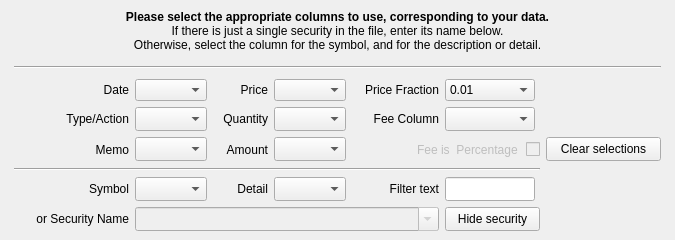
This is kmymoney/plugins/csvimport/investmentwizardpage.ui in KDE/kmymoney as Qt 5 draws it before an edit. The edited form follows.
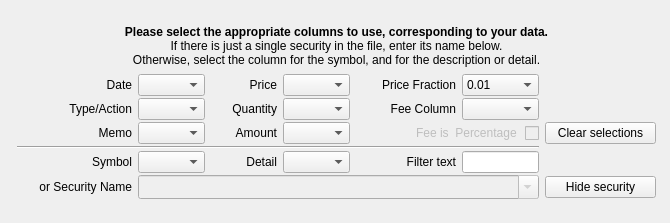
This is the edited form. Custom widgets are drawn as their Qt base class.

Diff of the .ui file:
```diff
--- a/kmymoney/plugins/csvimport/investmentwizardpage.ui
+++ b/kmymoney/plugins/csvimport/investmentwizardpage.ui
@@ -6,34 +6,28 @@
    <rect>
     <x>0</x>
     <y>0</y>
-    <width>675</width>
-    <height>240</height>
+    <width>670</width>
+    <height>223</height>
    </rect>
   </property>
   <property name="minimumSize">
    <size>
-    <width>650</width>
-    <height>230</height>
+    <width>0</width>
+    <height>190</height>
    </size>
   </property>
   <property name="maximumSize">
    <size>
-    <width>800</width>
-    <height>267</height>
+    <width>16777215</width>
+    <height>243</height>
    </size>
   </property>
   <property name="windowTitle">
    <string>Investment Wizard Page</string>
   </property>
   <layout class="QGridLayout" name="gridLayout_2">
-   <property name="topMargin">
-    <number>2</number>
-   </property>
-   <property name="bottomMargin">
-    <number>2</number>
-   </property>
    <item row="0" column="0">
-    <layout class="QHBoxLayout" name="horizontalLayout" stretch="1,200,1">
+    <layout class="QHBoxLayout" name="horizontalLayout" stretch="5,500,2">
      <item>
       <spacer name="horizontalSpacer_left">
        <property name="orientation">
@@ -41,16 +35,22 @@
        </property>
        <property name="sizeHint" stdset="0">
         <size>
-         <width>5</width>
-         <height>257</height>
+         <width>40</width>
+         <height>20</height>
         </size>
        </property>
       </spacer>
      </item>
      <item>
-      <layout class="QVBoxLayout" name="verticalLayout" stretch="50,150,3">
+      <layout class="QVBoxLayout" name="verticalLayout" stretch="50,100">
        <item>
         <widget class="QLabel" name="label">
+         <property name="sizePolicy">
+          <sizepolicy hsizetype="Preferred" vsizetype="Fixed">
+           <horstretch>0</horstretch>
+           <verstretch>0</verstretch>
+          </sizepolicy>
+         </property>
          <property name="maximumSize">
           <size>
            <width>16777215</width>
@@ -64,64 +64,13 @@
         </widget>
        </item>
        <item>
-        <widget class="Line" name="line_hor">
-         <property name="orientation">
-          <enum>Qt::Horizontal</enum>
+        <layout class="QGridLayout" name="gridLayout" rowstretch="9,9,9,3,9,9" columnstretch="23,12,12,12,20,14,20">
+         <property name="horizontalSpacing">
+          <number>6</number>
          </property>
-        </widget>
-       </item>
-       <item>
-        <layout class="QGridLayout" name="gridLayout" rowstretch="4,0,0,0,0,0" columnstretch="22,10,10,11,16,11,18">
-         <item row="0" column="0">
-          <widget class="QLabel" name="labelInv_date">
-           <property name="minimumSize">
-            <size>
-             <width>0</width>
-             <height>0</height>
-            </size>
-           </property>
-           <property name="maximumSize">
-            <size>
-             <width>140</width>
-             <height>27</height>
-            </size>
-           </property>
-           <property name="toolTip">
-            <string comment="verb, Select column containing date field">Select column containing date field</string>
-           </property>
-           <property name="accessibleName">
-            <string comment="column containing date field"/>
-           </property>
-           <property name="text">
-            <string>Date</string>
-           </property>
-           <property name="alignment">
-            <set>Qt::AlignRight|Qt::AlignTrailing|Qt::AlignVCenter</set>
-           </property>
-          </widget>
-         </item>
-         <item row="0" column="1">
-          <widget class="KComboBox" name="comboBoxInv_dateCol">
-           <property name="minimumSize">
-            <size>
-             <width>50</width>
-             <height>0</height>
-            </size>
-           </property>
-           <property name="maximumSize">
-            <size>
-             <width>100</width>
-             <height>24</height>
-            </size>
-           </property>
-           <property name="toolTip">
-            <string>Select column containing date field.</string>
-           </property>
-           <property name="maxVisibleItems">
-            <number>12</number>
-           </property>
-          </widget>
-         </item>
+         <property name="verticalSpacing">
+          <number>2</number>
+         </property>
          <item row="0" column="2">
           <widget class="QLabel" name="labelInv_price">
            <property name="enabled">
@@ -150,125 +99,66 @@
            </property>
           </widget>
          </item>
-         <item row="0" column="3">
-          <widget class="KComboBox" name="comboBoxInv_priceCol">
+         <item row="5" column="1" colspan="5">
+          <widget class="KComboBox" name="comboBoxInv_securityName">
+           <property name="enabled">
+            <bool>false</bool>
+           </property>
            <property name="minimumSize">
             <size>
-             <width>50</width>
-             <height>0</height>
-            </size>
-           </property>
-           <property name="maximumSize">
-            <size>
-             <width>100</width>
+             <width>0</width>
              <height>24</height>
             </size>
            </property>
+           <property name="maximumSize">
+            <size>
+             <width>16777215</width>
+             <height>16777215</height>
+            </size>
+           </property>
            <property name="toolTip">
-            <string>Select column containing price field.</string>
+            <string>&lt;p align=&quot;center&quot;&gt;Alternatively, if the file contains just a single security, enter its name here.
+The names are retained and may be selected from the list here.&lt;/p&gt;</string>
+           </property>
+           <property name="editable">
+            <bool>true</bool>
            </property>
            <property name="maxVisibleItems">
             <number>12</number>
            </property>
           </widget>
          </item>
-         <item row="0" column="4">
-          <widget class="QLabel" name="labelInv_priceFraction">
+         <item row="5" column="6">
+          <widget class="KPushButton" name="buttonInv_hideSecurity">
            <property name="minimumSize">
-            <size>
-             <width>85</width>
-             <height>0</height>
-            </size>
-           </property>
-           <property name="maximumSize">
             <size>
              <width>100</width>
-             <height>16777215</height>
-            </size>
-           </property>
-           <property name="accessibleName">
-            <string comment="noun, conversion factor to align pricing in the imported file with KMM's internal prices."/>
-           </property>
-           <property name="text">
-            <string comment="noun, conversion fraction/multiplier to use to make compatible the csv pricing with KMM pricing.">Price Fraction</string>
-           </property>
-           <property name="alignment">
-            <set>Qt::AlignRight|Qt::AlignTrailing|Qt::AlignVCenter</set>
-           </property>
-          </widget>
-         </item>
-         <item row="0" column="5">
-          <widget class="KComboBox" name="comboBoxInv_priceFraction">
-           <property name="minimumSize">
-            <size>
-             <width>80</width>
              <height>0</height>
             </size>
            </property>
            <property name="maximumSize">
             <size>
-             <width>90</width>
-             <height>24</height>
+             <width>16777215</width>
+             <height>16777215</height>
             </size>
            </property>
            <property name="toolTip">
             <string>&lt;p align=&quot;center&quot;&gt;If necessary, select a fraction/multiplier for compatibility between imported and stored prices. For instance, if the import price is in cents but the file is priced in dollars, select 0.01.&lt;/p&gt;&lt;/body&gt;</string>
            </property>
-           <property name="maxVisibleItems">
-            <number>5</number>
-           </property>
-           <item>
-            <property name="text">
-             <string>0.01</string>
-            </property>
-           </item>
-           <item>
-            <property name="text">
-             <string>0.10</string>
-            </property>
-           </item>
-           <item>
-            <property name="text">
-             <string>1</string>
-            </property>
-           </item>
-           <item>
-            <property name="text">
-             <string>10</string>
-            </property>
-           </item>
-           <item>
-            <property name="text">
-             <string>100</string>
-            </property>
-           </item>
-          </widget>
-         </item>
-         <item row="1" column="0">
-          <widget class="QLabel" name="labelInv_type">
-           <property name="maximumSize">
-            <size>
-             <width>140</width>
-             <height>16777215</height>
-            </size>
-           </property>
-           <property name="accessibleName">
-            <string comment="column containing investment type/action field"/>
+           <property name="statusTip">
+            <string/>
            </property>
            <property name="text">
-            <string comment="column containing investment type/action field">Type/Action</string>
-           </property>
-           <property name="alignment">
-            <set>Qt::AlignRight|Qt::AlignTrailing|Qt::AlignVCenter</set>
+            <string>Hide security</string>
            </property>
           </widget>
          </item>
          <item row="1" column="1">
           <widget class="KComboBox" name="comboBoxInv_typeCol">
-           <property name="maximumSize">
+           <property name="minimumSize">
             <size>
-             <width>100</width>
-             <height>24</height>
+             <width>50</width>
+             <height>0</height>
             </size>
            </property>
            <property name="toolTip">
@@ -279,126 +169,16 @@
            </property>
           </widget>
          </item>
-         <item row="1" column="3">
-          <widget class="KComboBox" name="comboBoxInv_quantityCol">
-           <property name="maximumSize">
-            <size>
-             <width>100</width>
-             <height>24</height>
-            </size>
-           </property>
-           <property name="toolTip">
-            <string>Select column containing quantity field.</string>
-           </property>
-           <property name="maxVisibleItems">
-            <number>12</number>
-           </property>
-          </widget>
-         </item>
-         <item row="2" column="0">
-          <widget class="QLabel" name="labelInv_memo">
-           <property name="maximumSize">
-            <size>
-             <width>140</width>
-             <height>16777215</height>
-            </size>
-           </property>
-           <property name="accessibleName">
-            <string comment="column containing memo field"/>
-           </property>
-           <property name="text">
-            <string>Memo</string>
-           </property>
-           <property name="alignment">
-            <set>Qt::AlignRight|Qt::AlignTrailing|Qt::AlignVCenter</set>
-           </property>
-          </widget>
-         </item>
-         <item row="2" column="1">
-          <widget class="KComboBox" name="comboBoxInv_memoCol">
-           <property name="maximumSize">
-            <size>
-             <width>100</width>
-             <height>24</height>
-            </size>
-           </property>
-           <property name="toolTip">
-            <string>&lt;p align=&quot;center&quot;&gt;Select column containing memo field. More than one column may be entered successively. &lt;br /&gt;May also be selected to contain a copy of the type or detail column.&lt;/p&gt;</string>
-           </property>
-           <property name="maxVisibleItems">
-            <number>12</number>
-           </property>
-          </widget>
-         </item>
-         <item row="2" column="2">
-          <widget class="QLabel" name="labelInv_amount">
+         <item row="1" column="2">
+          <widget class="QLabel" name="labelInv_quantity">
            <property name="enabled">
             <bool>true</bool>
            </property>
-           <property name="text">
-            <string comment="column for monetary value">Amount</string>
+           <property name="accessibleName">
+            <string comment="column containing quantity field"/>
            </property>
-           <property name="alignment">
-            <set>Qt::AlignRight|Qt::AlignTrailing|Qt::AlignVCenter</set>
-           </property>
-          </widget>
-         </item>
-         <item row="2" column="3">
-          <widget class="KComboBox" name="comboBoxInv_amountCol">
-           <property name="maximumSize">
-            <size>
-             <width>100</width>
-             <height>24</height>
-            </size>
-           </property>
-           <property name="toolTip">
-            <string>Select column containing amount field.</string>
-           </property>
-           <property name="maxVisibleItems">
-            <number>12</number>
-           </property>
-          </widget>
-         </item>
-         <item row="3" column="0" colspan="6">
-          <widget class="Line" name="line">
-           <property name="orientation">
-            <enum>Qt::Horizontal</enum>
-           </property>
-          </widget>
-         </item>
-         <item row="4" column="0">
-          <widget class="QLabel" name="labelInv_symbolCol">
-           <property name="maximumSize">
-            <size>
-             <width>140</width>
-             <height>16777215</height>
-            </size>
-           </property>
            <property name="text">
-            <string>Symbol</string>
-           </property>
-           <property name="alignment">
-            <set>Qt::AlignRight|Qt::AlignTrailing|Qt::AlignVCenter</set>
-           </property>
-          </widget>
-         </item>
-         <item row="4" column="1">
-          <widget class="KComboBox" name="comboBoxInv_symbolCol">
-           <property name="maximumSize">
-            <size>
-             <width>100</width>
-             <height>24</height>
-            </size>
-           </property>
-           <property name="toolTip">
-            <string>&lt;p align=&quot;center&quot; &gt;If more than one stock is present in the file, and if the stock symbols&lt;br/&gt; are shown in one of the columns, select it here. &lt;/p&gt;</string>
-           </property>
-          </widget>
-         </item>
-         <item row="4" column="2">
-          <widget class="QLabel" name="labelInv_detailCol">
-           <property name="text">
-            <string>Detail</string>
+            <string>Quantity</string>
            </property>
            <property name="alignment">
             <set>Qt::AlignRight|Qt::AlignTrailing|Qt::AlignVCenter</set>
@@ -409,19 +189,10 @@
           <widget class="KComboBox" name="comboBoxInv_detailCol">
            <property name="minimumSize">
             <size>
-             <width>0</width>
+             <width>50</width>
              <height>0</height>
             </size>
            </property>
-           <property name="maximumSize">
-            <size>
-             <width>100</width>
-             <height>24</height>
-            </size>
-           </property>
-           <property name="font">
-            <font/>
-           </property>
            <property name="toolTip">
             <string>&lt;p align=&quot;center&quot; &gt;If a descriptive column contains an activity type, select it here.&lt;br /&gt; See also Filter text field.&lt;/p&gt;</string>
            </property>
@@ -447,14 +218,8 @@
           <widget class="KLineEdit" name="lineEdit_filter">
            <property name="minimumSize">
             <size>
-             <width>0</width>
-             <height>24</height>
-            </size>
-           </property>
-           <property name="maximumSize">
-            <size>
-             <width>90</width>
-             <height>24</height>
+             <width>50</width>
+             <height>0</height>
             </size>
            </property>
            <property name="toolTip">
@@ -490,91 +255,51 @@
            </property>
           </widget>
          </item>
-         <item row="5" column="1" colspan="4">
-          <widget class="KComboBox" name="comboBoxInv_securityName">
+         <item row="2" column="2">
+          <widget class="QLabel" name="labelInv_amount">
            <property name="enabled">
-            <bool>false</bool>
-           </property>
-           <property name="minimumSize">
-            <size>
-             <width>0</width>
-             <height>24</height>
-            </size>
-           </property>
-           <property name="maximumSize">
-            <size>
-             <width>16777215</width>
-             <height>25</height>
-            </size>
-           </property>
-           <property name="toolTip">
-            <string>&lt;p align=&quot;center&quot;&gt;Alternatively, if the file contains just a single security, enter its name here. 
-The names are retained and may be selected from the list here.&lt;/p&gt;</string>
-           </property>
-           <property name="editable">
             <bool>true</bool>
            </property>
-           <property name="maxVisibleItems">
-            <number>12</number>
+           <property name="text">
+            <string comment="column for monetary value">Amount</string>
            </property>
-           <property name="insertPolicy">
-            <enum>QComboBox::InsertAlphabetically</enum>
+           <property name="alignment">
+            <set>Qt::AlignRight|Qt::AlignTrailing|Qt::AlignVCenter</set>
            </property>
            <property name="autoCompletion">
             <bool>false</bool>
            </property>
           </widget>
          </item>
-         <item row="5" column="5">
-          <widget class="KPushButton" name="buttonInv_hideSecurity">
+         <item row="2" column="3">
+          <widget class="KComboBox" name="comboBoxInv_amountCol">
            <property name="minimumSize">
             <size>
-             <width>95</width>
+             <width>50</width>
              <height>0</height>
             </size>
            </property>
-           <property name="maximumSize">
-            <size>
-             <width>100</width>
-             <height>24</height>
-            </size>
-           </property>
            <property name="toolTip">
             <string>&lt;p align=&quot;center&quot;&gt;Remove security name from selection list. &lt;br&gt; It does not affect the underlying security itself.</string>
            </property>
            <property name="statusTip">
             <string/>
            </property>
-           <property name="text">
-            <string>Hide security</string>
-           </property>
           </widget>
          </item>
-         <item row="2" column="6">
-          <widget class="KPushButton" name="button_clear">
-           <property name="sizePolicy">
-            <sizepolicy hsizetype="Minimum" vsizetype="MinimumExpanding">
-             <horstretch>0</horstretch>
-             <verstretch>0</verstretch>
-            </sizepolicy>
-           </property>
+         <item row="1" column="5">
+          <widget class="KComboBox" name="comboBoxInv_feeCol">
            <property name="minimumSize">
             <size>
-             <width>115</width>
+             <width>50</width>
              <height>0</height>
             </size>
            </property>
-           <property name="maximumSize">
-            <size>
-             <width>120</width>
-             <height>24</height>
-            </size>
-           </property>
            <property name="toolTip">
             <string>Clear selected column entries.</string>
            </property>
-           <property name="text">
-            <string comment="verb, to clear selected columns">Clear selections</string>
+           <property name="maxVisibleItems">
+            <number>12</number>
            </property>
           </widget>
          </item>
@@ -586,7 +311,7 @@
            <property name="minimumSize">
             <size>
              <width>0</width>
-             <height>25</height>
+             <height>0</height>
             </size>
            </property>
            <property name="toolTip">
@@ -603,6 +328,64 @@
            </property>
           </widget>
          </item>
+         <item row="2" column="6">
+          <widget class="KPushButton" name="button_clear">
+           <property name="minimumSize">
+            <size>
+             <width>100</width>
+             <height>0</height>
+            </size>
+           </property>
+           <property name="toolTip">
+            <string>Clear selected column entries.</string>
+           </property>
+           <property name="text">
+            <string comment="verb, to clear selected columns">Clear selections</string>
+           </property>
+          </widget>
+         </item>
+         <item row="1" column="0">
+          <widget class="QLabel" name="labelInv_type">
+           <property name="accessibleName">
+            <string comment="column containing investment type/action field"/>
+           </property>
+           <property name="text">
+            <string comment="column containing investment type/action field">Type/Action</string>
+           </property>
+           <property name="alignment">
+            <set>Qt::AlignRight|Qt::AlignTrailing|Qt::AlignVCenter</set>
+           </property>
+          </widget>
+         </item>
+         <item row="1" column="3">
+          <widget class="KComboBox" name="comboBoxInv_quantityCol">
+           <property name="minimumSize">
+            <size>
+             <width>50</width>
+             <height>0</height>
+            </size>
+           </property>
+           <property name="toolTip">
+            <string>Select column containing quantity field.</string>
+           </property>
+           <property name="maxVisibleItems">
+            <number>12</number>
+           </property>
+          </widget>
+         </item>
+         <item row="2" column="0">
+          <widget class="QLabel" name="labelInv_memo">
+           <property name="accessibleName">
+            <string comment="column containing memo field"/>
+           </property>
+           <property name="text">
+            <string>Memo</string>
+           </property>
+           <property name="alignment">
+            <set>Qt::AlignRight|Qt::AlignTrailing|Qt::AlignVCenter</set>
+           </property>
+          </widget>
+         </item>
          <item row="1" column="4">
           <widget class="QLabel" name="labelInv_feeCol">
            <property name="accessibleName">
@@ -619,46 +402,176 @@
            </property>
           </widget>
          </item>
-         <item row="1" column="5">
-          <widget class="KComboBox" name="comboBoxInv_feeCol">
+         <item row="0" column="1">
+          <widget class="KComboBox" name="comboBoxInv_dateCol">
            <property name="minimumSize">
             <size>
-             <width>0</width>
-             <height>24</height>
+             <width>50</width>
+             <height>0</height>
+            </size>
+           </property>
+           <property name="toolTip">
+            <string>Select column containing date field.</string>
+           </property>
+           <property name="maxVisibleItems">
+            <number>12</number>
+           </property>
+          </widget>
+         </item>
+         <item row="2" column="1">
+          <widget class="KComboBox" name="comboBoxInv_memoCol">
+           <property name="minimumSize">
+            <size>
+             <width>50</width>
+             <height>0</height>
+            </size>
+           </property>
+           <property name="toolTip">
+            <string>&lt;p align=&quot;center&quot;&gt;Select column containing memo field. More than one column may be entered successively. &lt;br /&gt;May also be selected to contain a copy of the type or detail column.&lt;/p&gt;</string>
+           </property>
+           <property name="maxVisibleItems">
+            <number>12</number>
+           </property>
+          </widget>
+         </item>
+         <item row="0" column="0">
+          <widget class="QLabel" name="labelInv_date">
+           <property name="toolTip">
+            <string comment="verb, Select column containing date field">Select column containing date field</string>
+           </property>
+           <property name="accessibleName">
+            <string comment="column containing date field"/>
+           </property>
+           <property name="text">
+            <string>Date</string>
+           </property>
+           <property name="alignment">
+            <set>Qt::AlignRight|Qt::AlignTrailing|Qt::AlignVCenter</set>
+           </property>
+          </widget>
+         </item>
+         <item row="0" column="3">
+          <widget class="KComboBox" name="comboBoxInv_priceCol">
+           <property name="minimumSize">
+            <size>
+             <width>50</width>
+             <height>0</height>
+            </size>
+           </property>
+           <property name="toolTip">
+            <string>Select column containing price field.</string>
+           </property>
+           <property name="maxVisibleItems">
+            <number>12</number>
+           </property>
+          </widget>
+         </item>
+         <item row="4" column="1">
+          <widget class="KComboBox" name="comboBoxInv_symbolCol">
+           <property name="minimumSize">
+            <size>
+             <width>50</width>
+             <height>0</height>
+            </size>
+           </property>
+           <property name="toolTip">
+            <string>&lt;p align=&quot;center&quot; &gt;If more than one stock is present in the file, and if the stock symbols&lt;br/&gt; are shown in one of the columns, select it here. &lt;/p&gt;</string>
+           </property>
+          </widget>
+         </item>
+         <item row="4" column="2">
+          <widget class="QLabel" name="labelInv_detailCol">
+           <property name="text">
+            <string>Detail</string>
+           </property>
+           <property name="alignment">
+            <set>Qt::AlignRight|Qt::AlignTrailing|Qt::AlignVCenter</set>
+           </property>
+          </widget>
+         </item>
+         <item row="3" column="0" colspan="6">
+          <widget class="Line" name="line">
+           <property name="orientation">
+            <enum>Qt::Horizontal</enum>
+           </property>
+          </widget>
+         </item>
+         <item row="4" column="0">
+          <widget class="QLabel" name="labelInv_symbolCol">
+           <property name="text">
+            <string>Symbol</string>
+           </property>
+           <property name="alignment">
+            <set>Qt::AlignRight|Qt::AlignTrailing|Qt::AlignVCenter</set>
+           </property>
+          </widget>
+         </item>
+         <item row="0" column="4">
+          <widget class="QLabel" name="labelInv_priceFraction">
+           <property name="minimumSize">
+            <size>
+             <width>85</width>
+             <height>0</height>
             </size>
            </property>
            <property name="maximumSize">
             <size>
-             <width>90</width>
-             <height>24</height>
+             <width>100</width>
+             <height>16777215</height>
             </size>
-           </property>
-           <property name="toolTip">
-            <string>&lt;p align=&quot;center&quot;&gt;If necessary, select column containing fee.  
-Caution. This might already have been 
-incorporated into the price.&lt;/span&gt;&lt;/p&gt;</string>
-           </property>
-           <property name="maxVisibleItems">
-            <number>12</number>
-           </property>
-          </widget>
-         </item>
-         <item row="1" column="2">
-          <widget class="QLabel" name="labelInv_quantity">
-           <property name="enabled">
-            <bool>true</bool>
            </property>
            <property name="accessibleName">
             <string comment="column containing quantity field"/>
            </property>
            <property name="text">
-            <string>Quantity</string>
+            <string comment="noun, conversion fraction/multiplier to use to make compatible the csv pricing with KMM pricing.">Price Fraction</string>
            </property>
            <property name="alignment">
             <set>Qt::AlignRight|Qt::AlignTrailing|Qt::AlignVCenter</set>
            </property>
           </widget>
          </item>
+         <item row="0" column="5">
+          <widget class="KComboBox" name="comboBoxInv_priceFraction">
+           <property name="minimumSize">
+            <size>
+             <width>50</width>
+             <height>0</height>
+            </size>
+           </property>
+           <property name="toolTip">
+            <string>&lt;p align=&quot;center&quot;&gt;If necessary, select a fraction/multiplier for compatibility between imported and stored prices. For instance, if the import price is in cents but the file is priced in dollars, select 0.01.&lt;/p&gt;&lt;/body&gt;</string>
+           </property>
+           <property name="maxVisibleItems">
+            <number>5</number>
+           </property>
+           <item>
+            <property name="text">
+             <string>0.01</string>
+            </property>
+           </item>
+           <item>
+            <property name="text">
+             <string>0.10</string>
+            </property>
+           </item>
+           <item>
+            <property name="text">
+             <string>1</string>
+            </property>
+           </item>
+           <item>
+            <property name="text">
+             <string>10</string>
+            </property>
+           </item>
+           <item>
+            <property name="text">
+             <string>100</string>
+            </property>
+           </item>
+          </widget>
+         </item>
         </layout>
        </item>
       </layout>
@@ -670,8 +583,8 @@
        </property>
        <property name="sizeHint" stdset="0">
         <size>
-         <width>5</width>
-         <height>257</height>
+         <width>40</width>
+         <height>20</height>
         </size>
        </property>
       </spacer>
```
Left out of the diff: 27 changed lines with no effect on the pictures.
